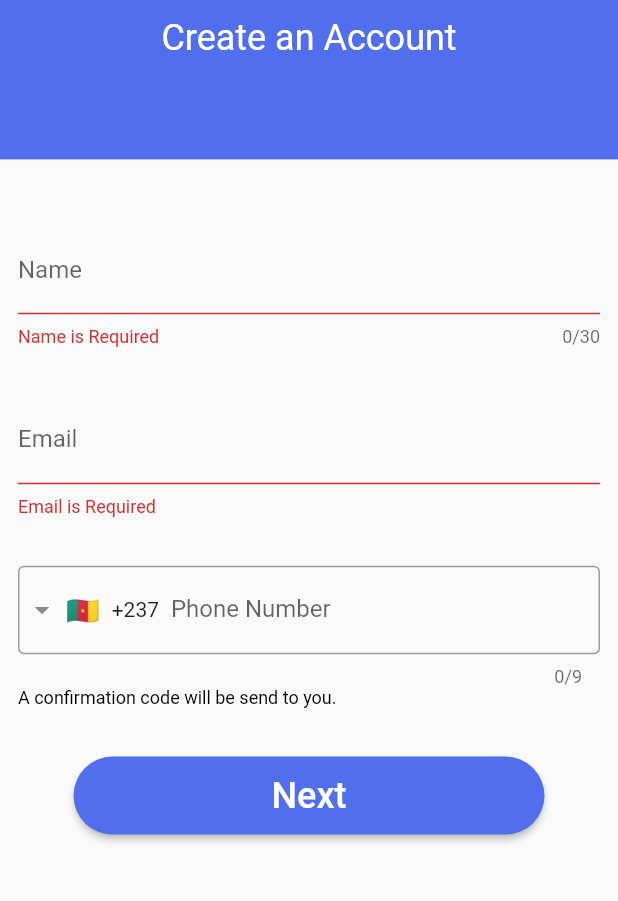
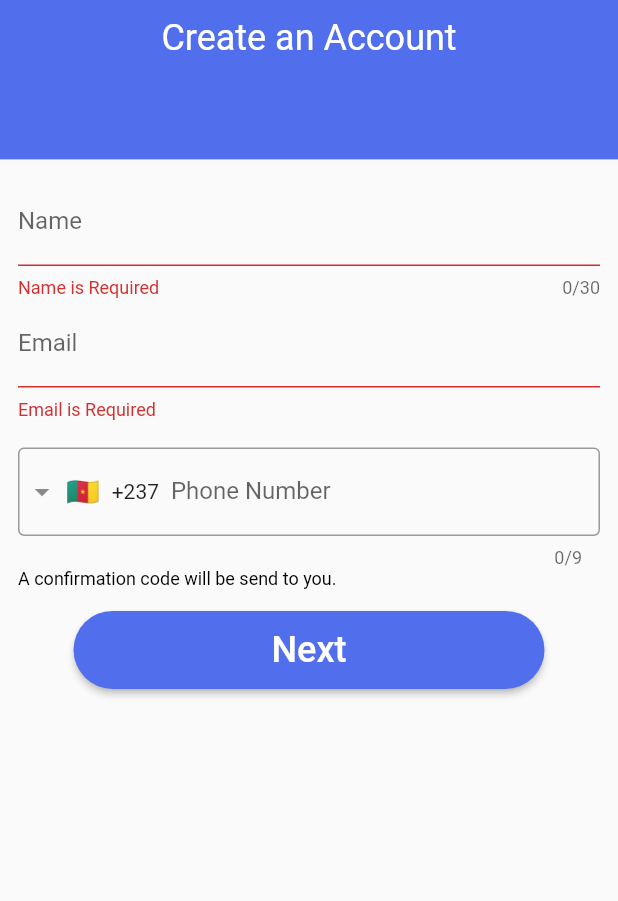
Before and after one commit to mikeito/ajara_test, a Flutter app: the screen it shows after launch, after a tap on "Next", on a phone screen of 412 x 824 dp, the part 335-1236 px from its top. Run offline on Flutter 3.47's test engine with Material 2 defaults, Android fonts, the phone set to English and light mode, and no system bars; drawn by our look-alikes of intl_phone_field.

Commit message:
removed comments and manually added spacing

```diff
--- /dev/null
+++ b/lib/screens/home.dart
@@ -0,0 +1,15 @@
+import 'package:ajara_test/styleguides/colors.dart';
+import 'package:flutter/material.dart';
+import 'package:ajara_test/styleguides/colors.dart';
+
+class Home extends StatelessWidget {
+
+  @override
+  Widget build(BuildContext context) {
+    return Container(
+      child: Center(
+        child: Text("Welcome home", style: TextStyle(color: primaryColor, fontSize: 24),),
+      ),
+    );
+  }
+}
--- a/lib/screens/registration.dart
+++ b/lib/screens/registration.dart
@@ -1,10 +1,10 @@
+import 'dart:convert';
+
+import 'package:ajara_test/service/registrationService.dart';
 import 'package:ajara_test/styleguides/colors.dart';
 import 'package:ajara_test/widgets/background_header.dart';
-import 'package:ajara_test/widgets/emailField.dart';
-import 'package:ajara_test/widgets/phoneNumberField.dart';
-import 'package:ajara_test/widgets/userNameField.dart';
 import 'package:flutter/material.dart';
-import 'package:http/http.dart' as http;
+import 'package:intl_phone_field/intl_phone_field.dart';
 
 class Registration extends StatefulWidget {
   Registration({Key? key}) : super(key: key);
@@ -16,29 +16,95 @@ class Registration extends StatefulWidget {
 class _RegistrationState extends State<Registration> {
   String _name = '';
   String _email = '';
-  String _phone = '';
+  String _phoneNumber = '';
+  String _countryCode = '';
 
-  // UserNameField userNameField = UserNameField();
+  var resultData;
+  var api_response;
 
   final GlobalKey<FormState> _formKey = GlobalKey<FormState>();
 
-  submitForm() async {
-    final String apiLink = 'https://sandbox.nellys-coin.ejaraapis.xyz/api/v1/auth/sign-up/check-signup-details';
-    var url = Uri.parse(apiLink);
+  Widget _buildUserName() {
+    return Container(
+      child: TextFormField(
+        decoration: InputDecoration(labelText: 'Name'),
+        maxLength: 30,
+        validator: (value) {
+          if (value!.isEmpty) {
+            return 'Name is Required';
+          }
+          if (value.length < 3) return 'it should be more than 3 chars';
+          // value.length < 3 ? 'it should be more than 3 chars' : '';
+          if (!RegExp(r'^[a-zA-Z0-9_]+$').hasMatch(value)) {
+            return 'No special chars allowed.';
+          }
 
-    var response = await http.post(url, body: {
-      'username': 'steve',
-      'email_address': 'steve@gmail',
-      'phone_number': '+237655447788',
-      'country_code': 'CM',
-    });
-    print('Response status: ${response.statusCode}');
-    print('Response body: ${response.body}');
+          return null;
+        },
+        onSaved: (value) {
+          _name = value!;
+        },
+      ),
+    );
+  }
+
+  Widget _buildEmail() {
+    return Container(
+      child: TextFormField(
+        decoration: InputDecoration(labelText: 'Email'),
+        validator: (value) {
+          if (value!.isEmpty) {
+            return 'Email is Required';
+          }
+          if (!RegExp(
+                  r"[a-z0-9!#$%&'*+/=?^_`{|}~-]+(?:\.[a-z0-9!#$%&'*+/=?^_`{|}~-]+)*@(?:[a-z0-9](?:[a-z0-9-]*[a-z0-9])?\.)+[a-z0-9](?:[a-z0-9-]*[a-z0-9])?")
+              .hasMatch(value)) {
+            return 'Please enter a valid email Address';
+          }
+          return null;
+        },
+        onSaved: (value) {
+          _email = value!;
+        },
+      ),
+    );
+  }
+
+  Widget _buildPhone() {
+    return Container(
+      child: Column(
+        crossAxisAlignment: CrossAxisAlignment.start,
+        children: [
+          IntlPhoneField(
+            decoration: InputDecoration(
+              labelText: 'Phone Number',
+              border: OutlineInputBorder(
+                borderSide: BorderSide(),
+              ),
+            ),
+            initialCountryCode: 'CM',
+            onChanged: (phone) {
+              print('Complete phone number: ' + phone.completeNumber);
+              _countryCode = phone.countryISOCode!;
+              _phoneNumber = phone.completeNumber;
+            },
+            onCountryChanged: (phone) {
+              print('Country code changed to: ' + phone.countryISOCode!);
+            },
+          ),
+          Text(
+            'A confirmation code will be send to you.',
+            style: TextStyle(color: Colors.black, fontSize: 12),
+          ),
+        ],
+      ),
+    );
   }
 
   @override
   Widget build(BuildContext context) {
     final size = MediaQuery.of(context).size;
+    // final registration = RegistrationService(username: _name, email_address: _email, phone_number: _phoneNumber, country_code: _countryCode);
 
     return SingleChildScrollView(
       reverse: true,
@@ -49,52 +115,61 @@ class _RegistrationState extends State<Registration> {
             height: size.height,
             child: Column(
               children: [
+                Flexible(flex: 2, child: BackgroundHeader()),
                 Flexible(
-                  flex: 2,
-                  child: BackgroundHeader()
-                ),
-                Flexible(
-                  flex: 3,
+                    flex: 3,
                     child: Padding(
                       padding: const EdgeInsets.all(12.0),
                       child: Column(
-                        mainAxisAlignment: MainAxisAlignment.spaceEvenly,
+                        // mainAxisAlignment: MainAxisAlignment.spaceEvenly,
                         children: [
-                          UserNameField(name: _name,),
-                          EmailField(email: _email),
-                          PhoneNumberField(phone: _phone),
+                          _buildUserName(),
+                          // SizedBox(height: 7.0,),
+                          _buildEmail(),
+                          SizedBox(height: 18.0,),
+                          _buildPhone(),
+                          SizedBox(height: 14.0,),
                           ElevatedButton(
                             style: ElevatedButton.styleFrom(
                               onPrimary: Colors.blueAccent,
                               primary: primaryColor,
-                              padding: EdgeInsets.symmetric(vertical: 12, horizontal: 132.0),
+                              padding: EdgeInsets.symmetric(
+                                  vertical: 12, horizontal: 132.0),
                               shape: const RoundedRectangleBorder(
-                                borderRadius: BorderRadius.all(Radius.circular(50.0)),
+                                borderRadius:
+                                    BorderRadius.all(Radius.circular(50.0)),
                               ),
                             ),
                             child: Text(
                               'Next',
-                              style: TextStyle(color: Colors.white, fontSize: 24),
+                              style:
+                                  TextStyle(color: tertiaryColor, fontSize: 24),
                             ),
-                            onPressed: () {
-                              // submitForm();
+                            onPressed: () async {
                               if (!_formKey.currentState!.validate()) {
                                 return;
                               }
 
                               _formKey.currentState!.save();
 
-                              print('saving');
-                              print(_name);
-                              print(_email);
+                              final registration = RegistrationService(
+                                  username: _name,
+                                  email_address: _email,
+                                  phone_number: _phoneNumber,
+                                  country_code: _countryCode);
 
                               //Send to API
+                              resultData = await registration.submitForm();
+                              api_response = resultData["message"];
+                              print(resultData["message"]);
+
+                              ScaffoldMessenger.of(context).showSnackBar(
+                                  SnackBar(content: Text(api_response)));
                             },
                           )
                         ],
                       ),
-                    )
-                ),
+                    )),
               ],
             )),
       ),
--- /dev/null
+++ b/lib/service/registrationService.dart
@@ -0,0 +1,39 @@
+import 'dart:convert';
+
+import 'package:http/http.dart' as http;
+
+class RegistrationService {
+  final String username;
+  final String email_address;
+  final String phone_number;
+  final String country_code;
+
+  RegistrationService(
+      {required this.username,
+      required this.email_address,
+      required this.phone_number,
+      required this.country_code});
+
+  Future submitForm() async {
+    final String apiLink =
+        'https://sandbox.nellys-coin.ejaraapis.xyz/api/v1/auth/sign-up/check-signup-details';
+    var url = Uri.parse(apiLink);
+
+    var response = await http.post(url, body: {
+      'username': username,
+      'email_address': email_address,
+      'phone_number': phone_number,
+      'country_code': country_code,
+    });
+
+    var jsonData = jsonDecode(response.body.toString());
+    // var jsonData = {
+    //   'statusCode': response.statusCode,
+    //   'body': response.body,
+    // };
+
+    return jsonData;
+    // print('Response status: ${response.statusCode}');
+    // print('Response body: ${response.body}');
+  }
+}
--- a/lib/widgets/emailField.dart
+++ /dev/null
@@ -1,36 +0,0 @@
-import 'package:flutter/material.dart';
-
-class EmailField extends StatefulWidget {
-  String email;
-  EmailField({Key? key, required this.email}) : super(key: key);
-
-  @override
-  _EmailFieldState createState() => _EmailFieldState();
-}
-
-class _EmailFieldState extends State<EmailField> {
-  @override
-  Widget build(BuildContext context) {
-    return Container(
-      child: TextFormField(
-        decoration: InputDecoration(labelText: 'Email'),
-        validator: (value) {
-          if (value!.isEmpty) {
-            return 'Email is Required';
-          }
-
-          if (!RegExp(
-              r"[a-z0-9!#$%&'*+/=?^_`{|}~-]+(?:\.[a-z0-9!#$%&'*+/=?^_`{|}~-]+)*@(?:[a-z0-9](?:[a-z0-9-]*[a-z0-9])?\.)+[a-z0-9](?:[a-z0-9-]*[a-z0-9])?")
-              .hasMatch(value)) {
-            return 'Please enter a valid email Address';
-          }
-
-          return null;
-        },
-        onSaved: (value) {
-          widget.email = value!;
-        },
-      ),
-    );
-  }
-}
--- a/lib/widgets/phoneNumberField.dart
+++ /dev/null
@@ -1,43 +0,0 @@
-import 'package:flutter/material.dart';
-import 'package:intl_phone_field/intl_phone_field.dart';
-
-class PhoneNumberField extends StatefulWidget {
-  final String phone;
-  const PhoneNumberField({Key? key, required this.phone}) : super(key: key);
-
-  @override
-  _PhoneNumberFieldState createState() => _PhoneNumberFieldState();
-}
-
-class _PhoneNumberFieldState extends State<PhoneNumberField> {
-  @override
-  Widget build(BuildContext context) {
-    return Container(
-      child: Column(
-        crossAxisAlignment: CrossAxisAlignment.start,
-        children: [
-          IntlPhoneField(
-            decoration: InputDecoration(
-              labelText: 'Phone Number',
-              border: OutlineInputBorder(
-                borderSide: BorderSide(),
-              ),
-            ),
-            initialCountryCode: 'CM',
-
-            onChanged: (phone) {
-              print('Complete phone number: ' + phone.completeNumber);
-            },
-            onCountryChanged: (phone) {
-              print('Country code changed to: ' + phone.countryISOCode!);
-            },
-          ),
-          Text(
-            'A confirmation code will be send to you.',
-            style: TextStyle(color: Colors.black, fontSize: 12),
-          ),
-        ],
-      ),
-    );
-  }
-}
--- a/lib/widgets/userNameField.dart
+++ /dev/null
@@ -1,38 +0,0 @@
-import 'package:flutter/material.dart';
-
-class UserNameField extends StatefulWidget {
-  String name;
-  UserNameField({Key? key, required this.name}) : super(key: key);
-
-  @override
-  _UserNameFieldState createState() => _UserNameFieldState();
-}
-
-class _UserNameFieldState extends State<UserNameField> {
-  @override
-  Widget build(BuildContext context) {
-    return Container(
-      child: TextFormField(
-        decoration: InputDecoration(labelText: 'Name'),
-        maxLength: 30,
-        validator: (value) {
-          if (value!.isEmpty) {
-            return 'Name is Required';
-          }
-          if (value.length < 3) return 'it should be more than 3 chars';
-          // value.length < 3 ? 'it should be more than 3 chars' : '';
-          if (!RegExp(
-              r'^[a-zA-Z0-9_]+$')
-              .hasMatch(value)) {
-            return 'No special chars allowed.';
-          }
-
-          return null;
-        },
-        onSaved: (value) {
-          widget.name = value!;
-        },
-      ),
-    );
-  }
-}
```
